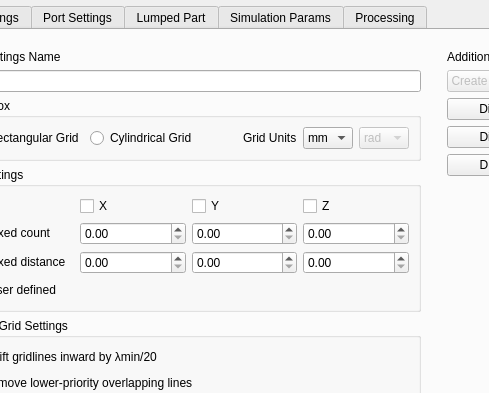
Above: ui/dialog.ui from LubomirJagos/FreeCAD-OpenEMS-Export before the change; both pictures show x 434 to 923 and y 0 to 393 of the 1130 by 722 pixel window. Below: the same form after it.
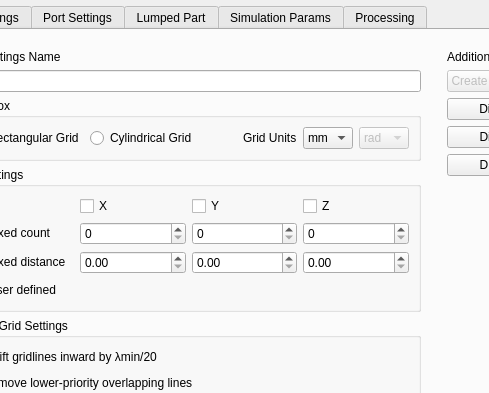
That is the form after the change. The open tabs and pages were chosen to show the change.

The edit to the form file:
```diff
--- a/ui/dialog.ui
+++ b/ui/dialog.ui
@@ -739,6 +739,9 @@
                <layout class="QGridLayout" name="gridLayout">
                 <item row="1" column="1">
                  <widget class="QDoubleSpinBox" name="fixedCountXNumberInput">
+                  <property name="decimals">
+                   <number>0</number>
+                  </property>
                   <property name="maximum">
                    <double>1000000000000.000000000000000</double>
                   </property>
@@ -777,6 +780,9 @@
                 </item>
                 <item row="1" column="3">
                  <widget class="QDoubleSpinBox" name="fixedCountZNumberInput">
+                  <property name="decimals">
+                   <number>0</number>
+                  </property>
                   <property name="maximum">
                    <double>1000000000000.000000000000000</double>
                   </property>
@@ -805,6 +811,9 @@
                 </item>
                 <item row="1" column="2">
                  <widget class="QDoubleSpinBox" name="fixedCountYNumberInput">
+                  <property name="decimals">
+                   <number>0</number>
+                  </property>
                   <property name="maximum">
                    <double>1000000000000.000000000000000</double>
                   </property>
```
Left out of the diff: 6 changed lines with no effect on the pictures.
